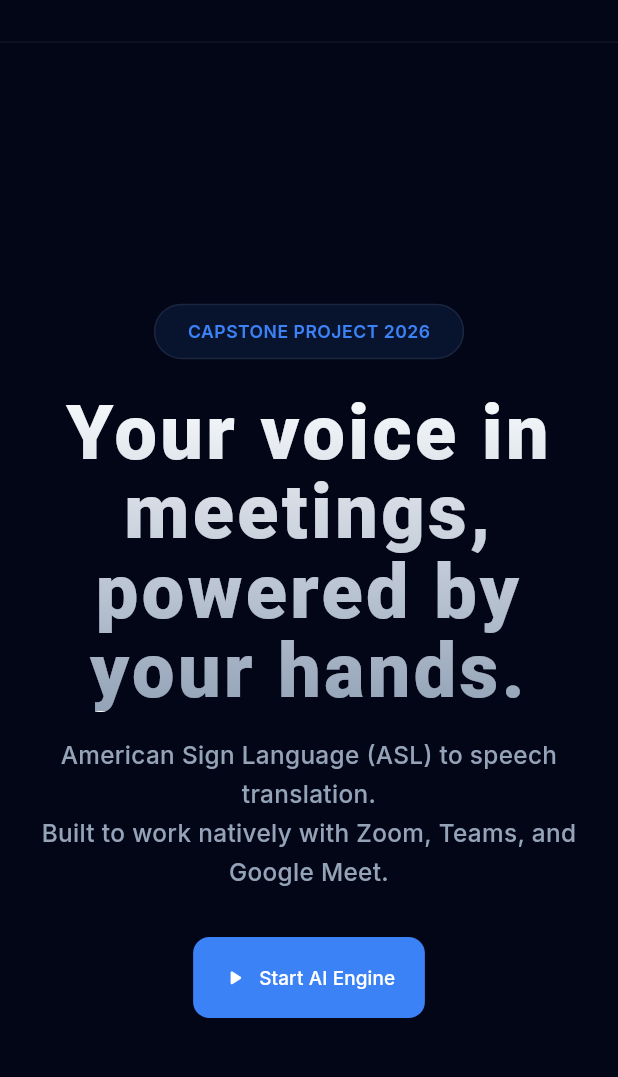
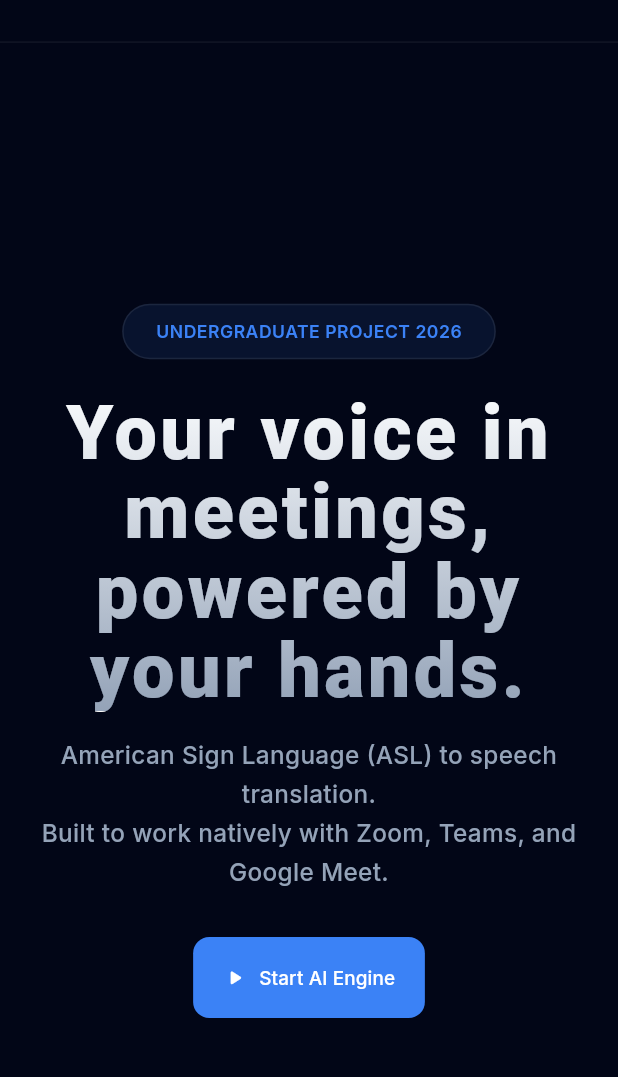
Before and after one commit to jorgeosp12/signbridge_frontend, a Flutter app: the screen it shows after launch, on a phone screen of 412 x 824 dp, the part 125-1202 px from its top. Run offline on Flutter 3.47's test engine with Material 3 defaults, Android fonts, the phone set to English and light mode, and no system bars; our stand-ins replace google_fonts; missing offline and left inert: dart:html, dart:js, dart:ui_web; network calls fail; Roboto replaces fonts that are missing (Lalezar).

Commit message:
change title project

```diff
--- a/lib/sections/hero_section.dart
+++ b/lib/sections/hero_section.dart
@@ -63,7 +63,7 @@ class HeroSection extends StatelessWidget {
                     border: Border.all(color: Colors.white.withOpacity(0.08)),
                   ),
                   child: Text(
-                    'CAPSTONE PROJECT 2026',
+                    'UNDERGRADUATE PROJECT 2026',
                     style: GoogleFonts.inter(
                       fontSize: 13 * scale,
                       fontWeight: FontWeight.w600,
```
Also changed, not shown: 1 other file.
